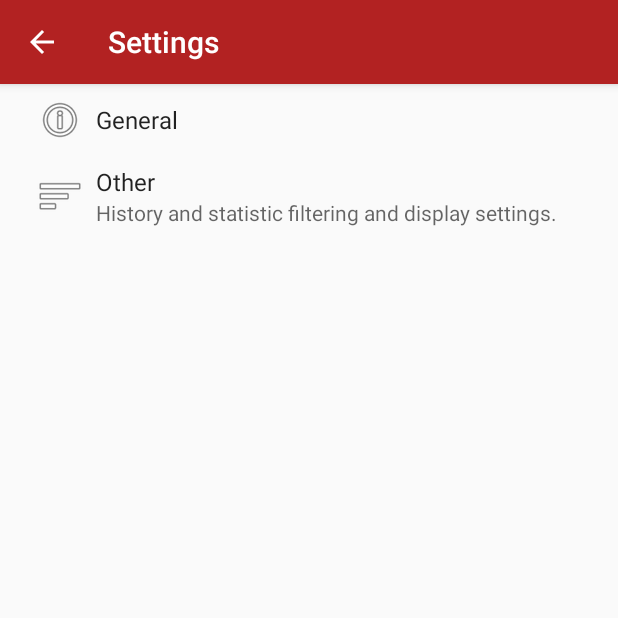
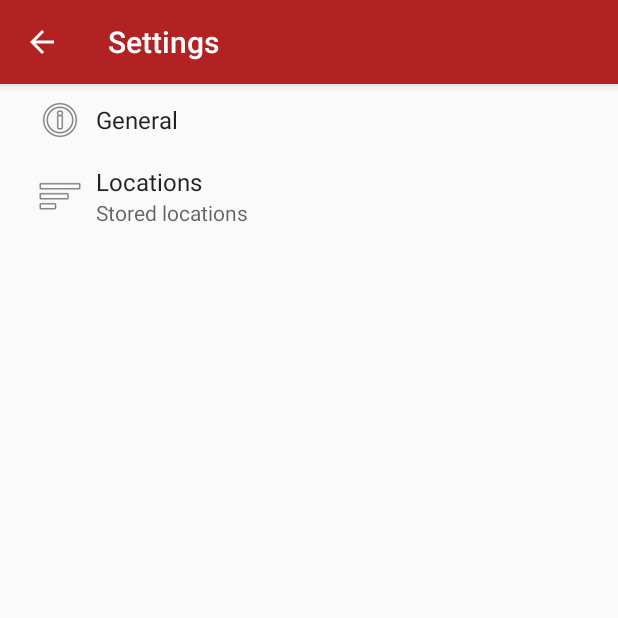
Before and after one commit to cjsheehan/contextual-triggers, an Android app: the SettingsActivity screen opened directly, with no data from a screen before it, on a phone screen of 412 x 824 dp, the top half of it. Run offline under Robolectric (Android 15) with nearby library versions, the phone set to English and light mode, and no system bars.

Commit message:
location preferences

```diff
--- a/app/src/main/java/com/keepfit/triggers/activity/SettingsActivity.java
+++ b/app/src/main/java/com/keepfit/triggers/activity/SettingsActivity.java
@@ -188,10 +188,12 @@ public class SettingsActivity extends AppCompatPreferenceActivity {
             // updated to reflect the new value, per the Android Design
             // guidelines.
 
-            bindPreferenceSummaryToValue(findPreference("history_above_below_list"));
-            bindPreferenceSummaryToValue(findPreference("completeness_percentage"));
-            bindPreferenceSummaryToValue(findPreference("history_display_unit"));
-            bindPreferenceSummaryToValue(findPreference("number_of_weeks"));
+            bindPreferenceSummaryToValue(findPreference("home_longitude"));
+            bindPreferenceSummaryToValue(findPreference("home_latitude"));
+            bindPreferenceSummaryToValue(findPreference("work_longitude"));
+            bindPreferenceSummaryToValue(findPreference("work_latitude"));
+            bindPreferenceSummaryToValue(findPreference("custom_longitude"));
+            bindPreferenceSummaryToValue(findPreference("custom_latitude"));
 
 
         }
--- a/app/src/main/res/values/strings.xml
+++ b/app/src/main/res/values/strings.xml
@@ -7,8 +7,16 @@
     <string name="first_trigger">First Trigger</string>
     <string name="placeholder">Stuff here!</string>
     <string name="pref_header_general">General</string>
-    <string name="pref_header_other">Other</string>
+    <string name="pref_header_locations">Locations</string>
     <string name="pref_title_filter_by_date">On or Off</string>
     <string name="action_settings">Settings</string>
     <string name="title_activity_settings">Settings</string>
+    <string name="pref_locations_label">Locations</string>
+    <string name="pref_location_longitude">40.446195</string>
+    <string name="pref_longitude">Longitude</string>
+    <string name="pref_location_latitude">-79.982195</string>
+    <string name="pref_latitude">Latitude</string>
+    <string name="pref_home_location">Home location</string>
+    <string name="pref_work_location">Work location</string>
+    <string name="pref_custom_location">Custom location</string>
 </resources>
--- a/app/src/main/res/xml/pref_headers.xml
+++ b/app/src/main/res/xml/pref_headers.xml
@@ -10,8 +10,8 @@
     <header
         android:fragment="com.keepfit.triggers.activity.SettingsActivity$HistoryPreferenceFragment"
         android:icon="@android:drawable/ic_menu_sort_by_size"
-        android:summary="History and statistic filtering and display settings."
-        android:title="@string/pref_header_other" />
+        android:summary="Stored locations"
+        android:title="@string/pref_header_locations" />
 
 
 </preference-headers>
--- a/app/src/main/res/xml/pref_history_settings.xml
+++ b/app/src/main/res/xml/pref_history_settings.xml
@@ -2,76 +2,86 @@
 
     <!-- A 'parent' preference, which enables/disables child preferences (below)
          when checked/unchecked. -->
-    <!--<ListPreference-->
-        <!--android:defaultValue="0"-->
-        <!--android:entries="@array/pref_history_display_unit_titles"-->
-        <!--android:entryValues="@array/pref_history_display_unit_values"-->
-        <!--android:key="history_display_unit"-->
-        <!--android:negativeButtonText="@null"-->
-        <!--android:positiveButtonText="@null"-->
-        <!--android:title="@string/pref_history_display_unit_label" />-->
+
+    <SwitchPreference
+    android:defaultValue="false"
+    android:key="pref_home_enabled"
+    android:summary="Store your home location here."
+    android:title="@string/pref_home_location" />
+
+    <EditTextPreference
+        android:defaultValue="@string/pref_location_longitude"
+        android:inputType="numberDecimal|numberSigned"
+        android:key="home_longitude"
+        android:maxLines="1"
+        android:selectAllOnFocus="true"
+        android:singleLine="true"
+        android:title="@string/pref_longitude"
+        android:dependency="pref_home_enabled"/>
+
+    <EditTextPreference
+        android:defaultValue="@string/pref_location_latitude"
+        android:inputType="numberDecimal|numberSigned"
+        android:key="home_latitude"
+        android:maxLines="1"
+        android:selectAllOnFocus="true"
+        android:singleLine="true"
+        android:title="@string/pref_latitude"
+        android:dependency="pref_home_enabled"/>
 
     <SwitchPreference
         android:defaultValue="false"
-        android:key="filter_days_by_date"
-        android:summary="The records will only be shown from a certain period of time."
-        android:title="@string/pref_title_filter_by_date" />
+        android:key="pref_work_enabled"
+        android:summary="Store your work location here."
+        android:title="@string/pref_work_location" />
 
-    <!--<EditTextPreference-->
-        <!--android:defaultValue="@string/pref_number_of_weeks"-->
-        <!--android:inputType="number"-->
-        <!--android:key="number_of_weeks"-->
-        <!--android:dependency="filter_days_by_date"-->
-        <!--android:maxLines="1"-->
-        <!--android:selectAllOnFocus="true"-->
-        <!--android:singleLine="true"-->
-        <!--android:title="@string/pref_number_of_weeks_label" />-->
+    <EditTextPreference
+        android:defaultValue="@string/pref_location_longitude"
+        android:inputType="numberDecimal|numberSigned"
+        android:key="work_longitude"
+        android:maxLines="1"
+        android:selectAllOnFocus="true"
+        android:singleLine="true"
+        android:title="@string/pref_longitude"
+        android:dependency="pref_work_enabled"/>
 
-    <!--<SwitchPreference-->
-        <!--android:defaultValue="false"-->
-        <!--android:key="filter_days_by_completeness"-->
-        <!--android:summary="The records will only be shown above or below a percentage."-->
-        <!--android:title="@string/pref_title_dispal_completed_goals" />-->
+    <EditTextPreference
+        android:defaultValue="@string/pref_location_latitude"
+        android:inputType="numberDecimal|numberSigned"
+        android:key="work_latitude"
+        android:maxLines="1"
+        android:selectAllOnFocus="true"
+        android:singleLine="true"
+        android:title="@string/pref_latitude"
+        android:dependency="pref_work_enabled"/>
 
+    <SwitchPreference
+        android:defaultValue="false"
+        android:key="pref_custom_enabled"
+        android:summary="Store your custom location here."
+        android:title="@string/pref_custom_location" />
 
-    <!-- NOTE: Hide buttons to simplify the UI. Users can touch outside the dialog to
-         dismiss it. -->
-    <!-- NOTE: ListPreference's summary should be set to its value by the activity code. -->
-    <!--<ListPreference-->
-        <!--android:defaultValue="All"-->
-        <!--android:entries="@array/pref_history_above_below_titles"-->
-        <!--android:entryValues="@array/pref_history_above_below_values"-->
-        <!--android:dependency="filter_days_by_completeness"-->
-        <!--android:key="history_above_below_list"-->
-        <!--android:negativeButtonText="@null"-->
-        <!--android:positiveButtonText="@null"-->
-        <!--android:title="@string/pref_history_above_or_below_label" />-->
+    <EditTextPreference
+        android:defaultValue="@string/pref_location_longitude"
+        android:inputType="numberDecimal|numberSigned"
+        android:key="custom"
+        android:maxLines="1"
+        android:selectAllOnFocus="true"
+        android:singleLine="true"
+        android:title="@string/pref_longitude"
+        android:dependency="pref_custom_enabled"/>
 
-
-    <!--<ListPreference-->
-        <!--android:defaultValue="0"-->
-        <!--android:entries="@array/pref_goal_completeness_percentage_titles"-->
-        <!--android:entryValues="@array/pref_goal_completeness_percentage_values"-->
-        <!--android:dependency="filter_days_by_completeness"-->
-        <!--android:key="completeness_percentage"-->
-        <!--android:negativeButtonText="@null"-->
-        <!--android:positiveButtonText="@null"-->
-        <!--android:title="@string/pref_title_history_percentage" />-->
+    <EditTextPreference
+        android:defaultValue="@string/pref_location_latitude"
+        android:inputType="numberDecimal|numberSigned"
+        android:key="custom_latitude"
+        android:maxLines="1"
+        android:selectAllOnFocus="true"
+        android:singleLine="true"
+        android:title="@string/pref_latitude"
+        android:dependency="pref_custom_enabled"/>
 
 
 
 
-    <!-- NOTE: Hide buttons to simplify the UI. Users can touch outside the dialog to
-         dismiss it. -->
-    <!-- NOTE: ListPreference's summary should be set to its value by the activity code. -->
-
-
-
-    <!-- NOTE: This preference will be enabled only when the checkbox above is checked. -->
-    <!--<SwitchPreference-->
-        <!--android:defaultValue="true"-->
-        <!--android:dependency="only_fully_completed_goals"-->
-        <!--android:key="notifications_new_message_vibrate"-->
-        <!--android:title="@string/pref_title_vibrate" />-->
-
 </PreferenceScreen>
```
Also changed, not shown: 1 other file.
